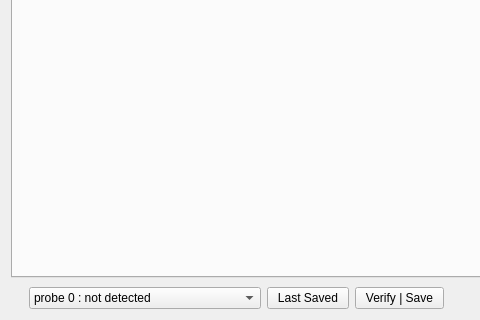
First picture: the form in Forms/ConfigureDialog.ui, repository billkarsh/SpikeGLX, before the edit; both pictures show x 0 to 480 and y 426 to 746 of the 710 by 746 pixel window.
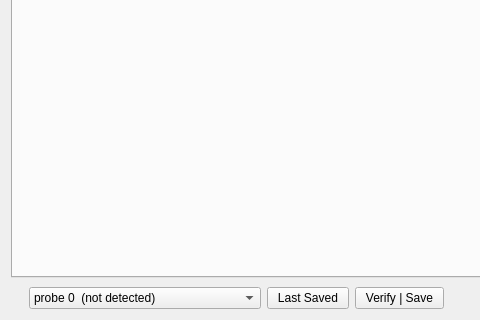
Second picture: the form after the edit. Icons and pictures are not drawn.

Commit message: Force dialog

The edit to the form file:
```diff
--- a/Forms/ConfigureDialog.ui
+++ b/Forms/ConfigureDialog.ui
@@ -131,7 +131,7 @@
        </property>
        <item>
         <property name="text">
-         <string>probe 0 : not detected</string>
+         <string>probe 0  (not detected)</string>
         </property>
        </item>
       </widget>
```
The commit also changes 5 other files.
